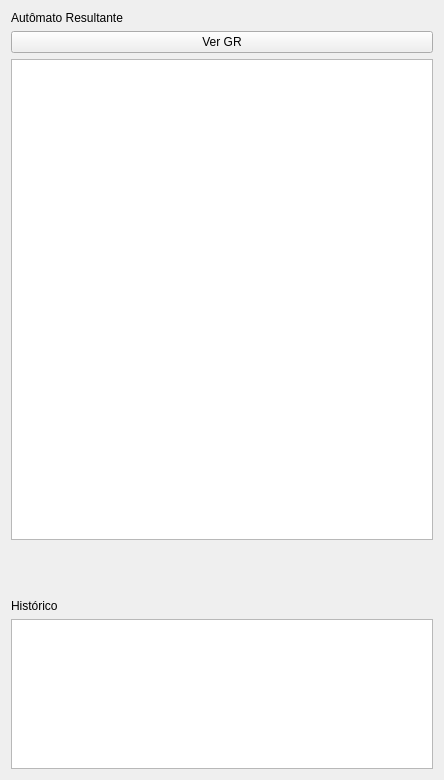
This is gui/view/StaticAutomatonWidget.ui in joaovicentesouto/INE5421 as Qt 5 draws it before an edit. The edited form follows.
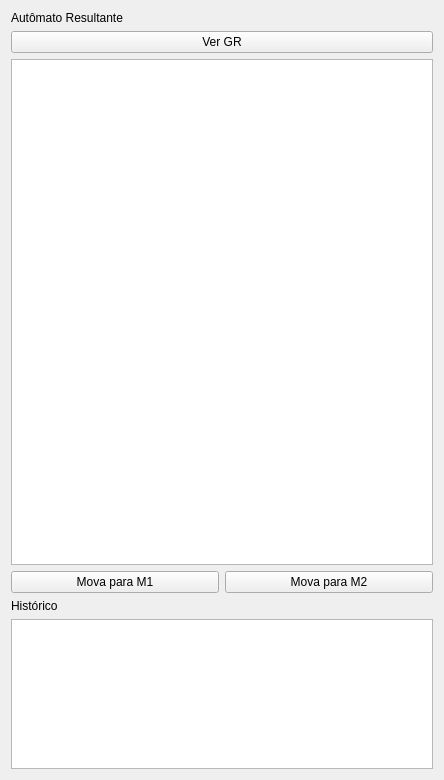
This is the edited form.

Diff of the .ui file:
```diff
--- a/gui/view/StaticAutomatonWidget.ui
+++ b/gui/view/StaticAutomatonWidget.ui
@@ -32,20 +32,22 @@
     <widget class="QTableView" name="m_machine"/>
    </item>
    <item>
-    <spacer name="verticalSpacer_2">
-     <property name="orientation">
-      <enum>Qt::Vertical</enum>
-     </property>
-     <property name="sizeType">
-      <enum>QSizePolicy::Maximum</enum>
-     </property>
-     <property name="sizeHint" stdset="0">
-      <size>
-       <width>20</width>
-       <height>53</height>
-      </size>
-     </property>
-    </spacer>
+    <layout class="QHBoxLayout" name="horizontalLayout">
+     <item>
+      <widget class="QPushButton" name="pushButton_3">
+       <property name="text">
+        <string>Mova para M1</string>
+       </property>
+      </widget>
+     </item>
+     <item>
+      <widget class="QPushButton" name="pushButton_2">
+       <property name="text">
+        <string>Mova para M2</string>
+       </property>
+      </widget>
+     </item>
+    </layout>
    </item>
    <item>
     <widget class="QLabel" name="m_label_history">
```
